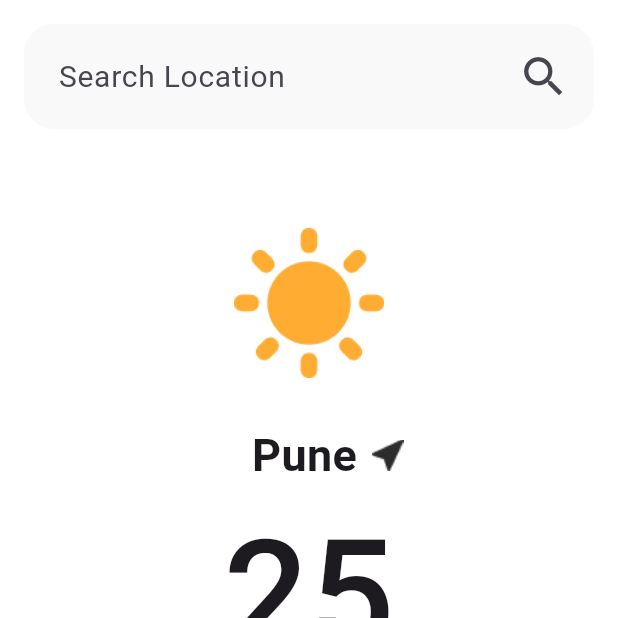
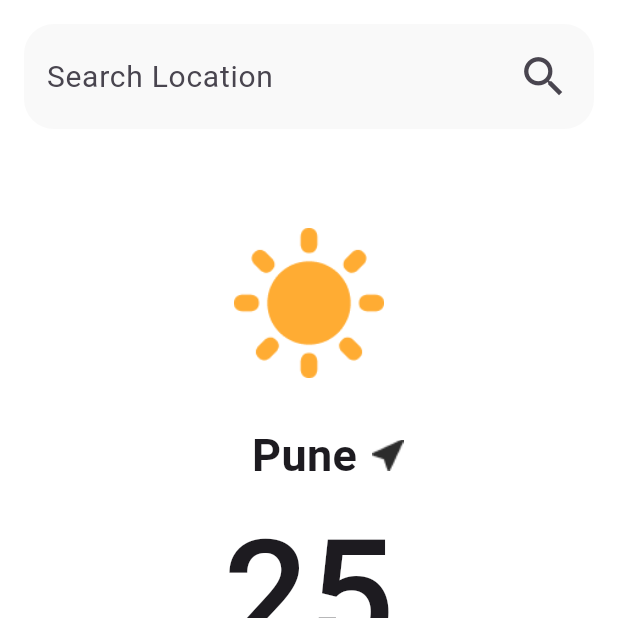
Before and after one commit to FragsterDev/weather-app-flutter, a Flutter app: the screen it shows after launch, on a phone screen of 412 x 824 dp, the top half of it. Run offline on Flutter 3.47's test engine with Material 3 defaults, Android fonts, the phone set to English and light mode, and no system bars.

Commit message:
new changes

```diff
--- a/lib/pages/weatherpage.dart
+++ b/lib/pages/weatherpage.dart
@@ -26,7 +26,9 @@ class _WeatherPageState extends State<WeatherPage> {
                   color: Color.fromARGB(255, 249, 249, 249)
                 ),
                 child: TextFormField(
+                  cursorHeight: 30,
                   decoration: InputDecoration(
+                    floatingLabelBehavior: FloatingLabelBehavior.never,
                     suffixIcon: Padding(
                       padding: const EdgeInsets.fromLTRB(8,8,16,8),
                       child: InkWell(
@@ -35,10 +37,7 @@ class _WeatherPageState extends State<WeatherPage> {
                       ),
                     ),
                     contentPadding: EdgeInsets.all(15),
-                    label: Padding(
-                      padding: const EdgeInsets.fromLTRB(8.0,8,8,8),
-                      child: Text('Search Location', style: TextStyle(fontSize: 20),),
-                    ),
+                    label: Text('Search Location', style: TextStyle(fontSize: 20),),
                     border: InputBorder.none,
                     // border: OutlineInputBorder(
                     //   borderRadius: BorderRadius.circular(20)
```
